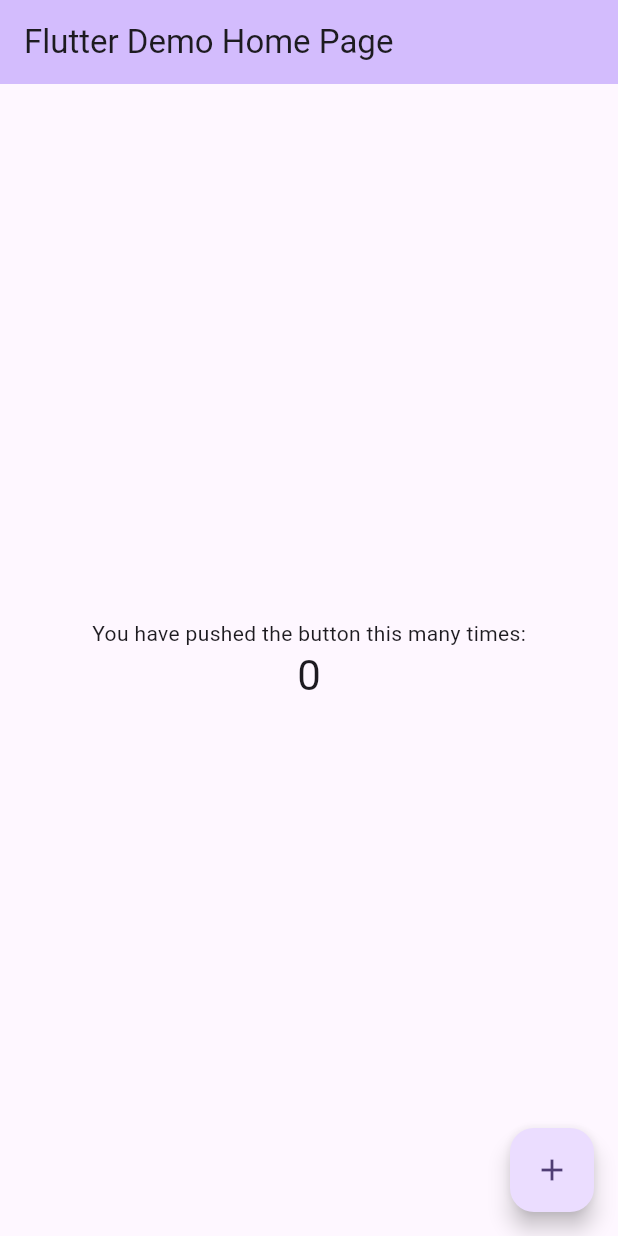
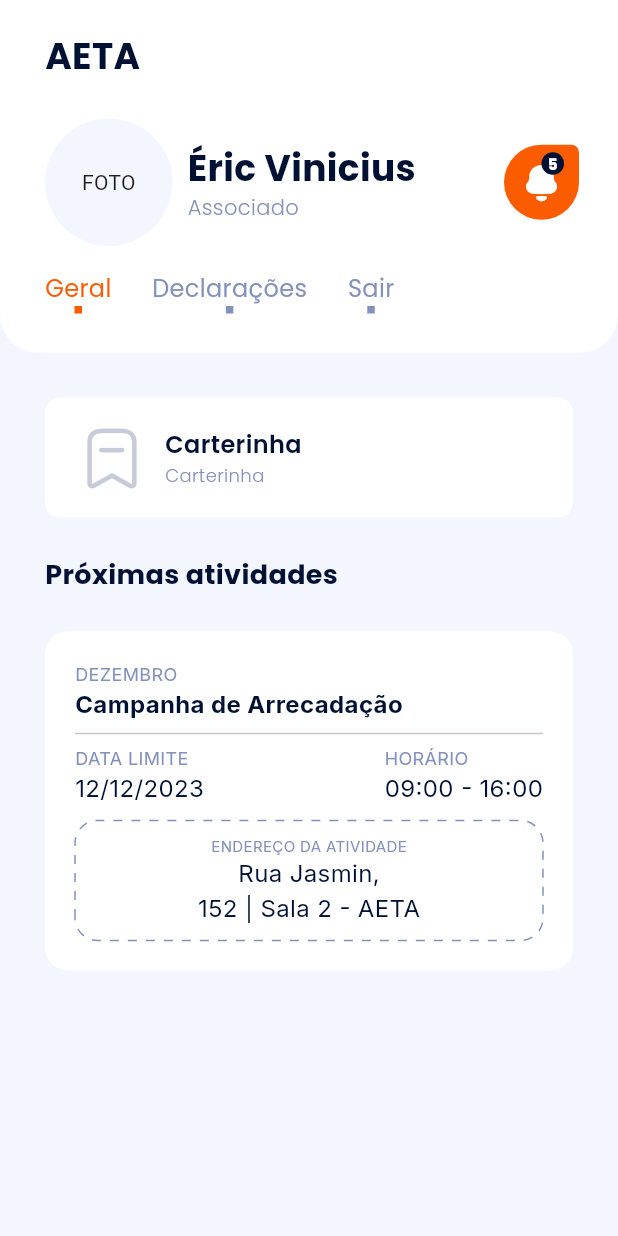
Before and after one commit to Zi0Li/MOBILE-Aeta, a Flutter app: the screen it shows after launch, on a phone screen of 412 x 824 dp. Run offline on Flutter 3.47's test engine with Material 3 defaults, Android fonts, the phone set to English and light mode, and no system bars; drawn by our look-alikes of dotted_border; our stand-ins replace google_fonts.

Commit message:
HomePage

```diff
--- a/analysis_options.yaml
+++ b/analysis_options.yaml
@@ -21,6 +21,7 @@ linter:
   # `// ignore_for_file: name_of_lint` syntax on the line or in the file
   # producing the lint.
   rules:
+    unnecessary_const: false;
     # avoid_print: false  # Uncomment to disable the `avoid_print` rule
     # prefer_single_quotes: true  # Uncomment to enable the `prefer_single_quotes` rule
 
--- a/lib/main.dart
+++ b/lib/main.dart
@@ -1,7 +1,13 @@
+import 'package:aeta/pages/homepage.dart';
 import 'package:flutter/material.dart';
 
 void main() {
-  runApp(const MyApp());
+  runApp(
+    const MaterialApp(
+      debugShowCheckedModeBanner: false,
+      home: MyApp(),
+    ),
+  );
 }
 
 class MyApp extends StatelessWidget {
@@ -9,61 +15,6 @@ class MyApp extends StatelessWidget {
 
   @override
   Widget build(BuildContext context) {
-    return MaterialApp(
-      title: 'Flutter Demo',
-      theme: ThemeData(
-        colorScheme: ColorScheme.fromSeed(seedColor: Colors.deepPurple),
-        useMaterial3: true,
-      ),
-      home: const MyHomePage(title: 'Flutter Demo Home Page'),
-    );
+    return HomePage();
   }
 }
-
-class MyHomePage extends StatefulWidget {
-  const MyHomePage({super.key, required this.title});
-
-  final String title;
-
-  @override
-  State<MyHomePage> createState() => _MyHomePageState();
-}
-
-class _MyHomePageState extends State<MyHomePage> {
-  int _counter = 0;
-
-  void _incrementCounter() {
-    setState(() {
-      _counter++;
-    });
-  }
-
-  @override
-  Widget build(BuildContext context) {
-    return Scaffold(
-      appBar: AppBar(
-        backgroundColor: Theme.of(context).colorScheme.inversePrimary,
-        title: Text(widget.title),
-      ),
-      body: Center(
-        child: Column(
-          mainAxisAlignment: MainAxisAlignment.center,
-          children: <Widget>[
-            const Text(
-              'You have pushed the button this many times:',
-            ),
-            Text(
-              '$_counter',
-              style: Theme.of(context).textTheme.headlineMedium,
-            ),
-          ],
-        ),
-      ),
-      floatingActionButton: FloatingActionButton(
-        onPressed: _incrementCounter,
-        tooltip: 'Increment',
-        child: const Icon(Icons.add),
-      ),
-    );
-  }
-}
--- /dev/null
+++ b/lib/pages/homepage.dart
@@ -0,0 +1,111 @@
+import 'package:aeta/widgets/appBar.dart';
+import 'package:aeta/widgets/header.dart';
+import 'package:aeta/widgets/icons.dart';
+import 'package:aeta/widgets/nextActivity.dart';
+import 'package:aeta/widgets/utils.dart';
+import 'package:flutter/material.dart';
+import 'package:google_fonts/google_fonts.dart';
+
+class HomePage extends StatefulWidget {
+  const HomePage({super.key});
+
+  @override
+  State<HomePage> createState() => _HomePageState();
+}
+
+class _HomePageState extends State<HomePage> {
+  @override
+  Widget build(BuildContext context) {
+    return Scaffold(
+      appBar: AppBarWidget(),
+      backgroundColor: Utils.backgroundColor,
+      body: Column(
+        mainAxisAlignment: MainAxisAlignment.start,
+        crossAxisAlignment: CrossAxisAlignment.center,
+        children: [
+          HeaderWidget(
+            name: "Éric Vinicius",
+            role: 'Associado',
+            buttonTextList: [
+              'Geral',
+              'Declarações',
+              'Sair',
+            ],
+          ),
+          Padding(
+            padding: const EdgeInsets.all(30),
+            child: Column(
+              crossAxisAlignment: CrossAxisAlignment.start,
+              children: [
+                Container(
+                  padding: EdgeInsets.symmetric(
+                    vertical: 20,
+                    horizontal: 25,
+                  ),
+                  decoration: BoxDecoration(
+                    color: Utils.white,
+                    borderRadius: BorderRadius.circular(10),
+                  ),
+                  child: Row(
+                    children: [
+                      Icon(
+                        CustomIcons.bookmark,
+                        size: 40,
+                        color: Color.fromRGBO(199, 203, 217, 1),
+                      ),
+                      SizedBox(
+                        width: 15,
+                      ),
+                      Column(
+                        crossAxisAlignment: CrossAxisAlignment.start,
+                        children: [
+                          Text(
+                            'Carterinha',
+                            style: GoogleFonts.poppins(
+                              color: Utils.dark_primary,
+                              fontSize: 16,
+                              fontWeight: FontWeight.w600,
+                            ),
+                          ),
+                          Text(
+                            'Carterinha',
+                            style: GoogleFonts.poppins(
+                              color: Utils.gray100,
+                              fontSize: 12,
+                              fontWeight: FontWeight.w300,
+                            ),
+                          ),
+                        ],
+                      )
+                    ],
+                  ),
+                ),
+                SizedBox(
+                  height: 25,
+                ),
+                Text(
+                  'Próximas atividades',
+                  style: GoogleFonts.poppins(
+                    color: Utils.dark_primary,
+                    fontWeight: FontWeight.w700,
+                    fontSize: 18,
+                  ),
+                ),
+                SizedBox(
+                  height: 25,
+                ),
+                NextActivityCard(
+                  month: 'DEZEMBRO',
+                  activityType: 'Campanha de Arrecadação',
+                  deadline: '12/12/2023',
+                  time: '09:00 - 16:00',
+                  address: ['Rua Jasmin,', '152 | Sala 2 - AETA'],
+                )
+              ],
+            ),
+          )
+        ],
+      ),
+    );
+  }
+}
--- /dev/null
+++ b/lib/widgets/appBar.dart
@@ -0,0 +1,15 @@
+import 'package:flutter/material.dart';
+
+class AppBarWidget extends StatelessWidget implements PreferredSizeWidget {
+  const AppBarWidget({super.key});
+
+  @override
+  Widget build(BuildContext context) {
+    return AppBar(
+      toolbarHeight: 0,
+    );
+  }
+
+  @override
+  Size get preferredSize => Size.fromHeight(0);
+}
--- /dev/null
+++ b/lib/widgets/header.dart
@@ -0,0 +1,190 @@
+import 'package:aeta/widgets/icons.dart';
+import 'package:aeta/widgets/utils.dart';
+import 'package:flutter/material.dart';
+import 'package:google_fonts/google_fonts.dart';
+
+class HeaderWidget extends StatefulWidget {
+  final List<String>? buttonTextList;
+  final String? name;
+  final String? role;
+  final List<Function>? buttonFunctionList;
+
+  HeaderWidget({
+    required this.name,
+    required this.role,
+    required this.buttonTextList,
+    this.buttonFunctionList,
+    super.key,
+  });
+
+  @override
+  State<HeaderWidget> createState() => _HeaderWidgetState();
+}
+
+class _HeaderWidgetState extends State<HeaderWidget> {
+  int _selectButton = 0;
+
+  @override
+  Widget build(BuildContext context) {
+    return Container(
+      padding: EdgeInsets.fromLTRB(30, 20, 26, 20),
+      height: 235,
+      decoration: BoxDecoration(
+        color: Utils.white,
+        borderRadius: BorderRadius.only(
+            bottomLeft: Radius.circular(25), bottomRight: Radius.circular(25)),
+      ),
+      child: Column(
+        crossAxisAlignment: CrossAxisAlignment.start,
+        mainAxisSize: MainAxisSize.min,
+        children: [
+          Text(
+            'AETA',
+            style: GoogleFonts.poppins(
+              color: Utils.dark_primary,
+              fontSize: 24,
+              fontWeight: FontWeight.w700,
+            ),
+          ),
+          SizedBox(
+            height: 25,
+          ),
+          Row(
+            children: [
+              Container(
+                width: 85,
+                height: 85,
+                decoration: BoxDecoration(
+                  shape: BoxShape.circle,
+                  color: Utils.backgroundColor,
+                ),
+                child: Center(
+                  child: Text('FOTO'),
+                ),
+              ),
+              SizedBox(
+                width: 10,
+              ),
+              Column(
+                crossAxisAlignment: CrossAxisAlignment.start,
+                children: [
+                  Text(
+                    widget.name!,
+                    style: GoogleFonts.poppins(
+                      color: Utils.dark_primary,
+                      fontSize: 24,
+                      fontWeight: FontWeight.w700,
+                    ),
+                  ),
+                  Text(
+                    widget.role!,
+                    style: GoogleFonts.poppins(
+                      color: Utils.gray100,
+                      fontSize: 14,
+                      fontWeight: FontWeight.w300,
+                    ),
+                  ),
+                ],
+              ),
+              Spacer(),
+              Container(
+                height: 50,
+                width: 50,
+                decoration: BoxDecoration(
+                  color: Utils.primary,
+                  borderRadius: BorderRadius.only(
+                    topLeft: Radius.circular(25),
+                    bottomLeft: Radius.circular(25),
+                    topRight: Radius.circular(5),
+                    bottomRight: Radius.circular(25),
+                  ),
+                ),
+                child: Stack(
+                  children: [
+                    Center(
+                        child: Icon(
+                      CustomIcons.notification_fill,
+                      color: Utils.white,
+                    )),
+                    Positioned(
+                      right: 10,
+                      top: 5,
+                      child: Container(
+                        width: 15,
+                        height: 15,
+                        decoration: BoxDecoration(
+                          color: Utils.dark_primary,
+                          shape: BoxShape.circle,
+                        ),
+                        child: Center(
+                          child: Text(
+                            '5',
+                            style: GoogleFonts.poppins(
+                              color: Utils.white,
+                              fontSize: 10,
+                              fontWeight: FontWeight.w800,
+                            ),
+                          ),
+                        ),
+                      ),
+                    )
+                  ],
+                ),
+              )
+            ],
+          ),
+          Spacer(),
+          Row(
+            children: [
+              Container(
+                height: 34,
+                child: ListView.builder(
+                  scrollDirection: Axis.horizontal,
+                  shrinkWrap: true,
+                  itemCount: widget.buttonTextList!.length,
+                  itemBuilder: (context, index) => Padding(
+                    padding: const EdgeInsets.only(right: 27),
+                    child: _button(
+                        text: widget.buttonTextList![index], index: index),
+                  ),
+                ),
+              )
+            ],
+          ),
+        ],
+      ),
+    );
+  }
+
+  Widget _button({required String text, required int index}) {
+    Color colorText = Utils.gray100;
+
+    if (_selectButton == index) {
+      colorText = Utils.primary;
+    }
+    return InkWell(
+      onTap: () => setState(() {
+        _selectButton = index;
+      }),
+      child: Column(
+        children: [
+          Text(
+            text,
+            style: GoogleFonts.poppins(
+              fontSize: 16,
+              fontWeight: FontWeight.w400,
+              color: colorText,
+            ),
+          ),
+          Container(
+            height: 5,
+            width: 5,
+            decoration: BoxDecoration(
+              color: colorText,
+            ),
+          )
+        ],
+      ),
+    );
+  }
+}
--- /dev/null
+++ b/lib/widgets/icons.dart
@@ -0,0 +1,16 @@
+import 'package:flutter/material.dart';
+
+class CustomIcons {
+  static const IconData home = IconData(0xe902, fontFamily: 'CustomIcons');
+  static const IconData bookmark = IconData(0xe900, fontFamily: 'CustomIcons');
+  static const IconData eye = IconData(0xe901, fontFamily: 'CustomIcons');
+  static const IconData locked = IconData(0xe903, fontFamily: 'CustomIcons');
+  static const IconData menu = IconData(0xe904, fontFamily: 'CustomIcons');
+  static const IconData notification =
+      IconData(0xe905, fontFamily: 'CustomIcons');
+  static const IconData notification_fill =
+      IconData(0xe906, fontFamily: 'CustomIcons');
+  static const IconData others = IconData(0xe907, fontFamily: 'CustomIcons');
+  static const IconData person = IconData(0xe908, fontFamily: 'CustomIcons');
+  static const IconData settings = IconData(0xe909, fontFamily: 'CustomIcons');
+}
--- /dev/null
+++ b/lib/widgets/nextActivity.dart
@@ -0,0 +1,146 @@
+import 'package:aeta/widgets/utils.dart';
+import 'package:dotted_border/dotted_border.dart';
+import 'package:flutter/material.dart';
+import 'package:google_fonts/google_fonts.dart';
+
+class NextActivityCard extends StatefulWidget {
+  final String? month;
+  final String? activityType;
+  final String? deadline;
+  final String? time;
+  final List<String>? address;
+
+  NextActivityCard({
+    required this.month,
+    required this.activityType,
+    required this.deadline,
+    required this.time,
+    required this.address,
+    super.key,
+  });
+
+  @override
+  State<NextActivityCard> createState() => _NextActivityCardState();
+}
+
+class _NextActivityCardState extends State<NextActivityCard> {
+  @override
+  Widget build(BuildContext context) {
+    return Container(
+      padding: EdgeInsets.all(20),
+      decoration: BoxDecoration(
+        borderRadius: BorderRadius.circular(15),
+        color: Utils.white,
+      ),
+      child: Column(
+        crossAxisAlignment: CrossAxisAlignment.start,
+        children: [
+          Text(
+            widget.month!,
+            style: GoogleFonts.inter(
+              fontSize: 12,
+              color: Utils.gray100,
+              fontWeight: FontWeight.w400,
+            ),
+          ),
+          Text(
+            widget.activityType!,
+            style: GoogleFonts.inter(
+              fontSize: 16,
+              color: Utils.dark_primary,
+              fontWeight: FontWeight.w700,
+            ),
+          ),
+          Divider(),
+          Row(
+            mainAxisAlignment: MainAxisAlignment.spaceBetween,
+            children: [
+              Column(
+                crossAxisAlignment: CrossAxisAlignment.start,
+                children: [
+                  Text(
+                    'DATA LIMITE',
+                    style: GoogleFonts.inter(
+                      fontSize: 12,
+                      color: Utils.gray100,
+                      fontWeight: FontWeight.w400,
+                    ),
+                  ),
+                  Text(
+                    widget.deadline!,
+                    style: GoogleFonts.inter(
+                      fontSize: 16,
+                      color: Utils.dark_primary,
+                      fontWeight: FontWeight.w400,
+                    ),
+                  ),
+                ],
+              ),
+              Column(
+                crossAxisAlignment: CrossAxisAlignment.start,
+                children: [
+                  Text(
+                    'HORÁRIO',
+                    style: GoogleFonts.inter(
+                      fontSize: 12,
+                      color: Utils.gray100,
+                      fontWeight: FontWeight.w400,
+                    ),
+                  ),
+                  Text(
+                    widget.time!,
+                    style: GoogleFonts.inter(
+                      fontSize: 16,
+                      color: Utils.dark_primary,
+                      fontWeight: FontWeight.w400,
+                    ),
+                  ),
+                ],
+              ),
+            ],
+          ),
+          SizedBox(
+            height: 10,
+          ),
+          DottedBorder(
+            borderType: BorderType.RRect,
+            color: Utils.gray100,
+            radius: Radius.circular(15),
+            padding: EdgeInsets.all(10),
+            dashPattern: [6],
+            child: Column(
+              mainAxisAlignment: MainAxisAlignment.center,
+              children: [
+                Row(),
+                Text(
+                  'ENDEREÇO DA ATIVIDADE',
+                  style: GoogleFonts.inter(
+                    fontSize: 10,
+                    color: Utils.gray100,
+                    fontWeight: FontWeight.w400,
+                  ),
+                ),
+                Text(
+                  widget.address!.first,
+                  style: GoogleFonts.inter(
+                    fontSize: 16,
+                    color: Utils.dark_primary,
+                    fontWeight: FontWeight.w400,
+                  ),
+                ),
+                Text(
+                  widget.address!.last,
+                  style: GoogleFonts.inter(
+                    fontSize: 16,
+                    color: Utils.dark_primary,
+                    fontWeight: FontWeight.w400,
+                  ),
+                ),
+              ],
+            ),
+          )
+        ],
+      ),
+    );
+  }
+}
--- /dev/null
+++ b/lib/widgets/utils.dart
@@ -0,0 +1,14 @@
+import 'package:flutter/material.dart';
+
+class Utils {
+  Utils._();
+
+
+  static const Color primary = Color.fromRGBO(252, 92, 0, 1);
+  static const Color dark_primary = Color.fromRGBO(0, 17, 52, 1);
+  static const Color white = Colors.white;
+  static const Color backgroundColor = Color.fromRGBO(243, 246, 255, 1);
+  static const Color green = Color.fromRGBO(4, 211, 97, 1);
+  static const Color red = Color.fromRGBO(252, 0, 0, 1);
+  static const Color gray100 = Color.fromRGBO(131, 145, 189, 1);
+}
```
Also changed, not shown: pubspec.yaml (+9 -14 lines), assets/fonts/custom_icons.ttf (added), pubspec.lock.
